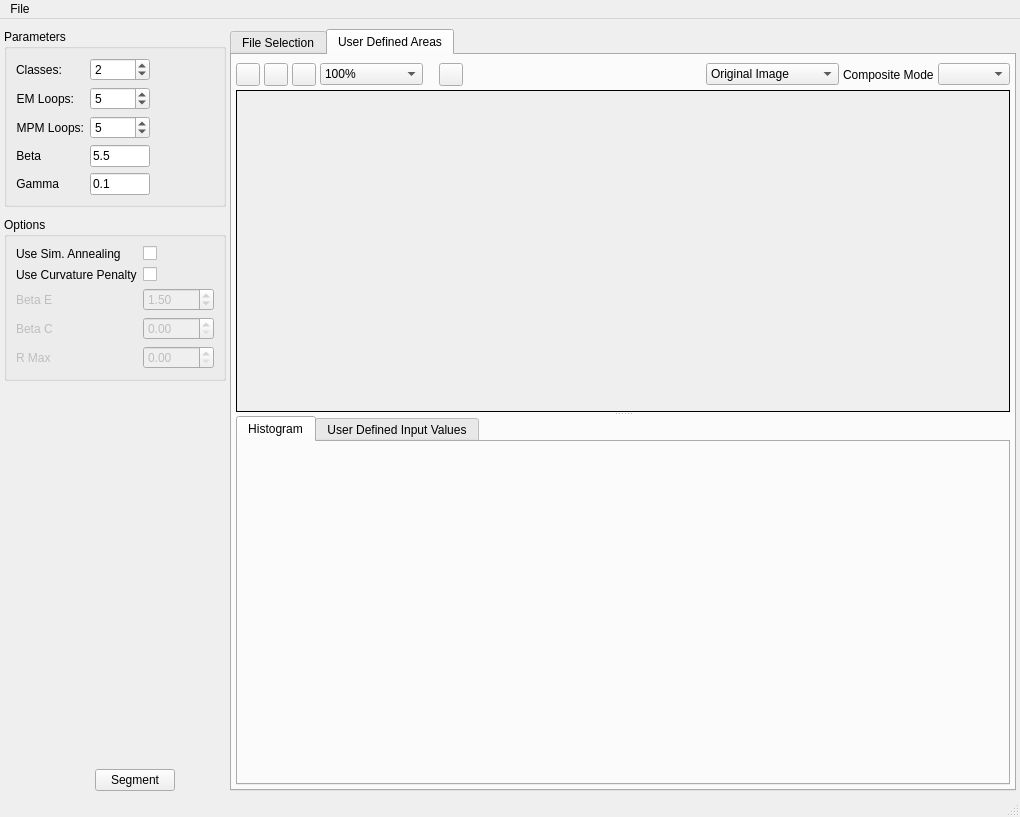
Before: the Qt Designer form Code/EmMpmGui/UI_Files/EmMpmGui.ui in BlueQuartzSoftware/EMMPMWorkbench, drawn with Qt 5.
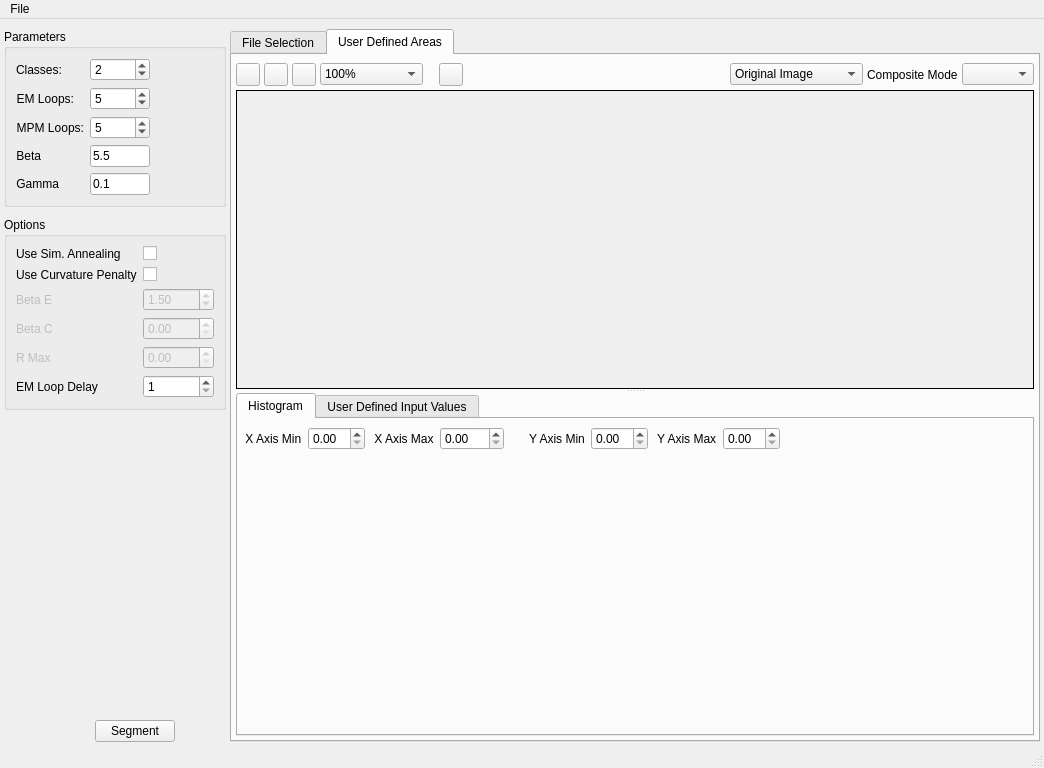
After: the same form once the commit is applied. The open tabs and pages were chosen to show the change. Icons and pictures are not drawn. Custom widgets are drawn as their Qt base class.

Commit message: Adding feature to allow the user to adjust the X and Y axis ranges for the histogram. Better initializing the EMMPM_Data structure where needed.

The edit to the form file:
```diff
--- a/Code/EmMpmGui/UI_Files/EmMpmGui.ui
+++ b/Code/EmMpmGui/UI_Files/EmMpmGui.ui
@@ -6,8 +6,8 @@
    <rect>
     <x>0</x>
     <y>0</y>
-    <width>1020</width>
-    <height>817</height>
+    <width>1044</width>
+    <height>768</height>
    </rect>
   </property>
   <property name="sizePolicy">
@@ -424,6 +424,20 @@
            </property>
           </widget>
          </item>
+         <item row="5" column="0">
+          <widget class="QLabel" name="label_23">
+           <property name="text">
+            <string>EM Loop Delay</string>
+           </property>
+          </widget>
+         </item>
+         <item row="5" column="1">
+          <widget class="QSpinBox" name="ccostLoopDelay">
+           <property name="minimum">
+            <number>1</number>
+           </property>
+          </widget>
+         </item>
         </layout>
        </widget>
       </item>
@@ -1151,6 +1165,86 @@
              <property name="bottomMargin">
               <number>4</number>
              </property>
+             <item>
+              <layout class="QHBoxLayout" name="horizontalLayout_8">
+               <property name="sizeConstraint">
+                <enum>QLayout::SetMinimumSize</enum>
+               </property>
+               <item>
+                <widget class="QLabel" name="label_24">
+                 <property name="text">
+                  <string> X Axis Min</string>
+                 </property>
+                </widget>
+               </item>
+               <item>
+                <widget class="QDoubleSpinBox" name="xAxisMin"/>
+               </item>
+               <item>
+                <widget class="QLabel" name="label_25">
+                 <property name="text">
+                  <string> X Axis Max</string>
+                 </property>
+                </widget>
+               </item>
+               <item>
+                <widget class="QDoubleSpinBox" name="xAxisMax">
+                 <property name="maximum">
+                  <double>256.000000000000000</double>
+                 </property>
+                </widget>
+               </item>
+               <item>
+                <spacer name="horizontalSpacer_4">
+                 <property name="orientation">
+                  <enum>Qt::Horizontal</enum>
+                 </property>
+                 <property name="sizeType">
+                  <enum>QSizePolicy::Fixed</enum>
+                 </property>
+                 <property name="sizeHint" stdset="0">
+                  <size>
+                   <width>16</width>
+                   <height>20</height>
+                  </size>
+                 </property>
+                </spacer>
+               </item>
+               <item>
+                <widget class="QLabel" name="label_26">
+                 <property name="text">
+                  <string> Y Axis Min</string>
+                 </property>
+                </widget>
+               </item>
+               <item>
+                <widget class="QDoubleSpinBox" name="yAxisMin"/>
+               </item>
+               <item>
+                <widget class="QLabel" name="label_27">
+                 <property name="text">
+                  <string> Y Axis Max</string>
+                 </property>
+                </widget>
+               </item>
+               <item>
+                <widget class="QDoubleSpinBox" name="yAxisMax"/>
+               </item>
+               <item>
+                <spacer name="horizontalSpacer_7">
+                 <property name="orientation">
+                  <enum>Qt::Horizontal</enum>
+                 </property>
+                 <property name="sizeHint" stdset="0">
+                  <size>
+                   <width>40</width>
+                   <height>20</height>
+                  </size>
+                 </property>
+                </spacer>
+               </item>
+              </layout>
+             </item>
              <item>
               <widget class="QwtPlot" name="m_HistogramPlot">
                <property name="sizePolicy">
@@ -1236,7 +1330,7 @@
     <rect>
      <x>0</x>
      <y>0</y>
-     <width>1020</width>
+     <width>1044</width>
      <height>22</height>
     </rect>
    </property>
```
Left out of the diff: 5 changed lines with no effect on the pictures. The commit also changes 2 other files.
